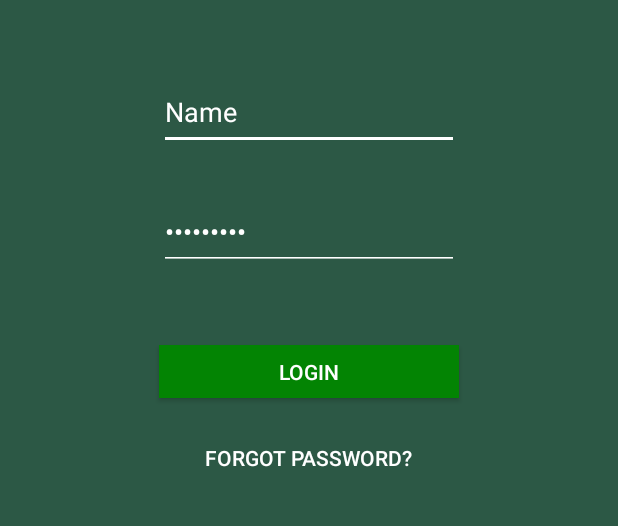
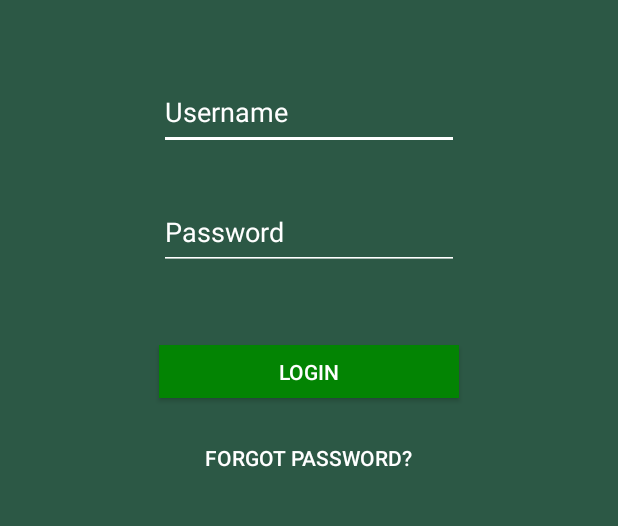
Before and after one commit to hPark0811/ForMe, an Android app: the screen it shows after launch (MainActivity), on a phone screen of 412 x 824 dp, the part 471-997 px from its top. Run offline under Robolectric (Android 15) with nearby library versions, the phone set to English and light mode, and no system bars.

Commit message:
Passing UserID from main to the Placeholder to use for making rest call to backend

```diff
--- a/mobileApp/app/src/main/java/com/heung/forme/ui/main/PlaceholderFragment.java
+++ b/mobileApp/app/src/main/java/com/heung/forme/ui/main/PlaceholderFragment.java
@@ -24,14 +24,16 @@ import com.heung.forme.custom.recommendation.Recommendation;
 public class PlaceholderFragment extends Fragment {
 
     private static final String ARG_SECTION_NUMBER = "section_number";
+    static String userID;
 
     private PageViewModel pageViewModel;
 
-    public static PlaceholderFragment newInstance(int index) {
+    public static PlaceholderFragment newInstance(int index, String userID) {
         PlaceholderFragment fragment = new PlaceholderFragment();
         Bundle bundle = new Bundle();
         bundle.putInt(ARG_SECTION_NUMBER, index);
         fragment.setArguments(bundle);
+        PlaceholderFragment.userID = userID;
         return fragment;
     }
 
@@ -43,6 +45,7 @@ public class PlaceholderFragment extends Fragment {
         if (getArguments() != null) {
             index = getArguments().getInt(ARG_SECTION_NUMBER);
         }
+        pageViewModel.setUserID(PlaceholderFragment.userID);
         pageViewModel.setIndex(index);
     }
 
--- a/mobileApp/app/src/main/res/layout/login_main.xml
+++ b/mobileApp/app/src/main/res/layout/login_main.xml
@@ -20,7 +20,7 @@
         app:srcCompat="@drawable/td_canada_logo" />
 
     <EditText
-        android:id="@+id/editText2"
+        android:id="@+id/username"
         android:layout_width="200dp"
         android:layout_height="50dp"
         android:layout_marginTop="50dp"
@@ -28,19 +28,21 @@
         android:backgroundTint="#FFFFFF"
         android:ems="10"
         android:inputType="textPersonName"
-        android:text="Name"
+        android:hint="Username"
+        android:textColorHint="#FFFFFF"
         android:textAllCaps="true"
         android:textColor="#FFFFFF" />
 
     <EditText
-        android:id="@+id/editText3"
+        android:id="@+id/password"
         android:layout_width="200dp"
         android:layout_height="50dp"
         android:layout_marginTop="20dp"
         android:backgroundTint="#FFFFFF"
         android:ems="10"
         android:inputType="textPassword"
-        android:text="werwerwer"
+        android:hint="Password"
+        android:textColorHint="#FFFFFF"
         android:textColor="#FFFFFF" />
 
     <Button
```
Also changed, not shown: mobileApp/app/src/main/java/com/heung/forme/MainActivity.java (+11 -19 lines), mobileApp/app/src/main/java/com/heung/forme/custom/recommendation/Login.java (added, +23 -0 lines), mobileApp/app/src/main/java/com/heung/forme/ui/main/PageViewModel.java (+5 -7 lines), mobileApp/app/src/main/java/com/heung/forme/ui/main/SectionsPagerAdapter.java (+4 -8 lines).
